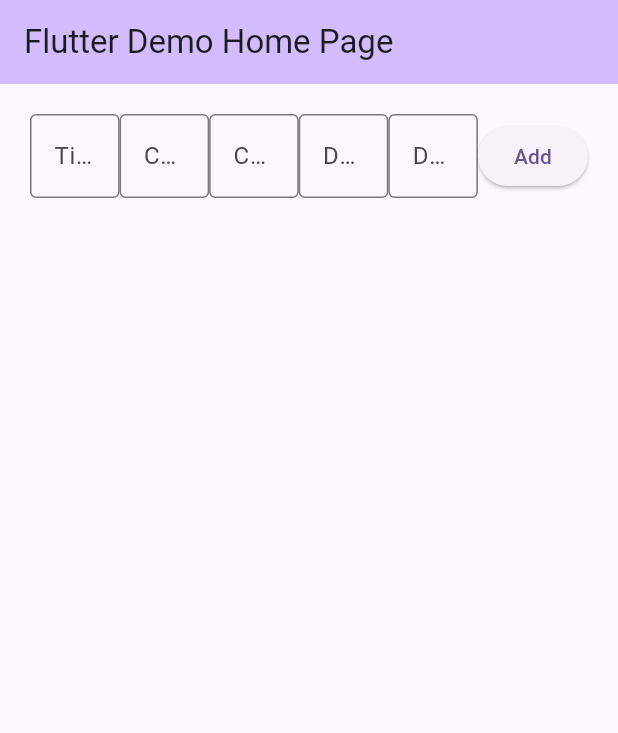
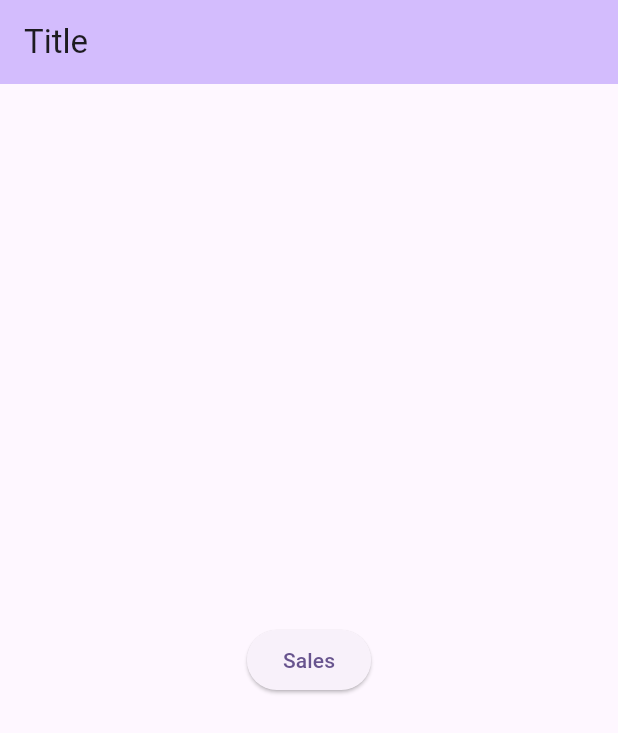
Before and after one commit to lihualu0208/final_andrio_project, a Flutter app: the screen it shows after launch, on a phone screen of 412 x 824 dp. Shown: the top 733 px of the screen. Run offline on Flutter 3.47's test engine with Material 3 defaults, Android fonts, the phone set to English and light mode, and no system bars; our stand-ins replace floor, sqflite; missing offline and left inert: dart:ffi, encrypted_shared_preferences; accounts and stored records are empty; generated files the repository leaves out were written again.

Commit message:
added index page to use as root for full project

```diff
--- a/lib/SalesPage.dart
+++ b/lib/SalesPage.dart
@@ -1,68 +1,15 @@
 import 'dart:ffi';
 import 'package:flutter/material.dart';
-
+import 'mainPage.dart';
 import 'package:my_flutter_labs/SalesDatabase.dart';
 import 'package:my_flutter_labs/SalesRecords.dart';
 import 'package:encrypted_shared_preferences/encrypted_shared_preferences.dart';
 
-void main() {
-  runApp(const MyApp());
+class SalesPage extends StatefulWidget {
+  @override State<SalesPage> createState() {return SalesPageState();}
 }
 
-class MyApp extends StatelessWidget {
-  const MyApp({super.key});
-
-
-
-
-
-  // This widget is the root of your application.
-  @override
-  Widget build(BuildContext context) {
-    return MaterialApp(
-      title: 'Flutter Demo',
-      theme: ThemeData(
-        // This is the theme of your application.
-        //
-        // TRY THIS: Try running your application with "flutter run". You'll see
-        // the application has a purple toolbar. Then, without quitting the app,
-        // try changing the seedColor in the colorScheme below to Colors.green
-        // and then invoke "hot reload" (save your changes or press the "hot
-        // reload" button in a Flutter-supported IDE, or press "r" if you used
-        // the command line to start the app).
-        //
-        // Notice that the counter didn't reset back to zero; the application
-        // state is not lost during the reload. To reset the state, use hot
-        // restart instead.
-        //
-        // This works for code too, not just values: Most code changes can be
-        // tested with just a hot reload.
-        colorScheme: ColorScheme.fromSeed(seedColor: Colors.deepPurple),
-      ),
-      home: const MyHomePage(title: 'Flutter Demo Home Page'),
-    );
-  }
-}
-
-class MyHomePage extends StatefulWidget {
-  const MyHomePage({super.key, required this.title});
-
-  // This widget is the home page of your application. It is stateful, meaning
-  // that it has a State object (defined below) that contains fields that affect
-  // how it looks.
-
-  // This class is the configuration for the state. It holds the values (in this
-  // case the title) provided by the parent (in this case the App widget) and
-  // used by the build method of the State. Fields in a Widget subclass are
-  // always marked "final".
-
-  final String title;
-
-  @override
-  State<MyHomePage> createState() => _MyHomePageState();
-}
-
-class _MyHomePageState extends State<MyHomePage> {
+class SalesPageState extends State<SalesPage> {
   late TextEditingController _controller0;
   late TextEditingController _controller1;
   late TextEditingController _controller2;
@@ -70,6 +17,7 @@
   late TextEditingController _controller4;
   List<SalesRecords> records = [];
   late var daoObj;
+  SalesRecords? selectedItem;
 
 
 
@@ -106,17 +54,33 @@
 
   @override
   Widget build(BuildContext context) {
-    // This method is rerun every time setState is called, for instance as done
-    // by the _incrementCounter method above.
-    //
-    // The Flutter framework has been optimized to make rerunning build methods
-    // fast, so that you can just rebuild anything that needs updating rather
-    // than having to individually change instances of widgets.
     return Scaffold(
 
       appBar: AppBar(
         backgroundColor: Theme.of(context).colorScheme.inversePrimary,
-        title: Text(widget.title),
+        title: Text("Sales Page"),
+          actions: [
+
+            IconButton(onPressed: () {
+              showDialog(context: context,
+                  builder: (BuildContext context) => AlertDialog(
+                    title: const Text('Instructions'),
+                    content: const Text('To use this page, please enter the ID\'s '
+                        'related to the customers, dealer, and car sold, alongside the'
+                        ' date of sale and a name for the sale record. After creating '
+                        'an entry using the button, clicking an entry will reveal a '
+                        'page detailing the features of the entry, as well as buttons '
+                        'to update or delete the entry . In addition, after '
+                        'adding an entry, you are given the option to keep the same '
+                        'features to autofill the text boxes to be reused next time you load the page.'),
+                    actions: <Widget>[
+                      ElevatedButton(onPressed: () {
+                        Navigator.pop(context);
+                      }, child: Text("Got it!"))
+                    ],));
+            },
+                icon: Icon(Icons.question_mark)),
+          ]
       ),
       body: Center(
         child: Padding(padding: EdgeInsets.all(20),
@@ -126,8 +90,7 @@
 
 
       ),
-    );// This trailing comma makes auto-formatting nicer for build methods.
-  }
+    );}
 
   Widget listPage(){
     return Column(children: [
@@ -262,6 +225,9 @@
       )
     ],);
   }
-
+  //
+  // Widget detailsPage(){
+  //
+  // }
 
 }
--- /dev/null
+++ b/lib/mainPage.dart
@@ -0,0 +1,79 @@
+import 'package:encrypted_shared_preferences/encrypted_shared_preferences.dart';
+import 'package:flutter/material.dart';
+import 'SalesPage.dart';
+
+
+void main() {
+  runApp(const MyApp());
+}
+
+class MyApp extends StatelessWidget {
+  const MyApp({super.key});
+
+
+
+
+
+  // This widget is the root of your application.
+  @override
+  Widget build(BuildContext context) {
+    return MaterialApp(
+      debugShowCheckedModeBanner: false,
+      title: 'Main Page',
+      theme: ThemeData(
+        colorScheme: ColorScheme.fromSeed(seedColor: Colors.deepPurple),
+      ),
+      initialRoute: '/',
+      routes: {
+        '/' : (context) => MyHomePage(title: 'Title')  ,
+        '/salesPage' : (context) => SalesPage(),
+      },
+    );
+  }
+}
+
+class MyHomePage extends StatefulWidget {
+  const MyHomePage({super.key, required this.title});
+
+  final String title;
+
+  @override
+  State<MyHomePage> createState() => _MyHomePageState();
+}
+
+class _MyHomePageState extends State<MyHomePage> {
+
+  @override
+  void initState() {
+    super.initState();
+
+  }
+
+  @override
+  void dispose() {
+
+    super.dispose();
+  }
+
+  @override
+  Widget build(BuildContext context) {
+    return Scaffold(
+
+      appBar: AppBar(
+        backgroundColor: Theme.of(context).colorScheme.inversePrimary,
+        title: Text(widget.title),
+
+      ),
+      body: Center(
+        child: Column(
+          mainAxisAlignment: MainAxisAlignment.center,
+          children: <Widget>[
+              ElevatedButton(onPressed: () {
+                Navigator.pushNamed(  context, "/salesPage" );
+              }, child: Text("Sales"))
+          ],
+        ),
+      ),// This trailing comma makes auto-formatting nicer for build methods.
+    );
+  }
+}
```
Also changed, not shown: lib/SalesDatabase.g.dart (added), 1 other file.
